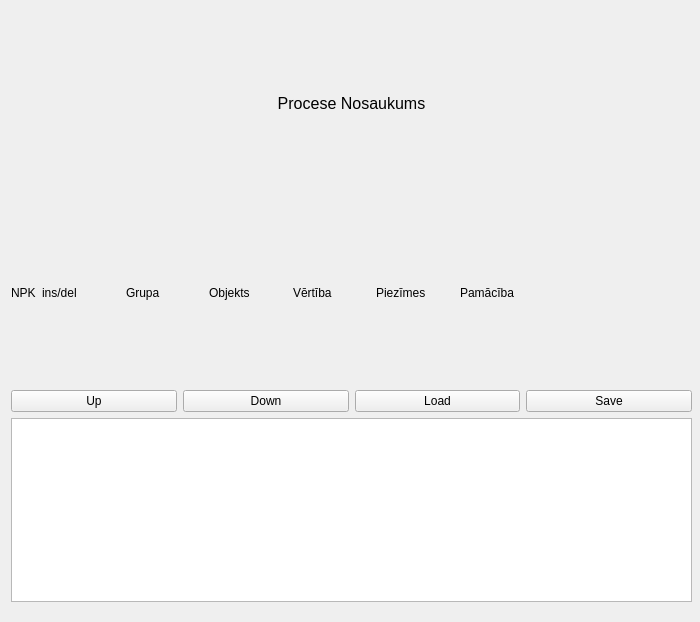
Qt form processteps.ui (kasarkonic/Sauka1) before a commit.
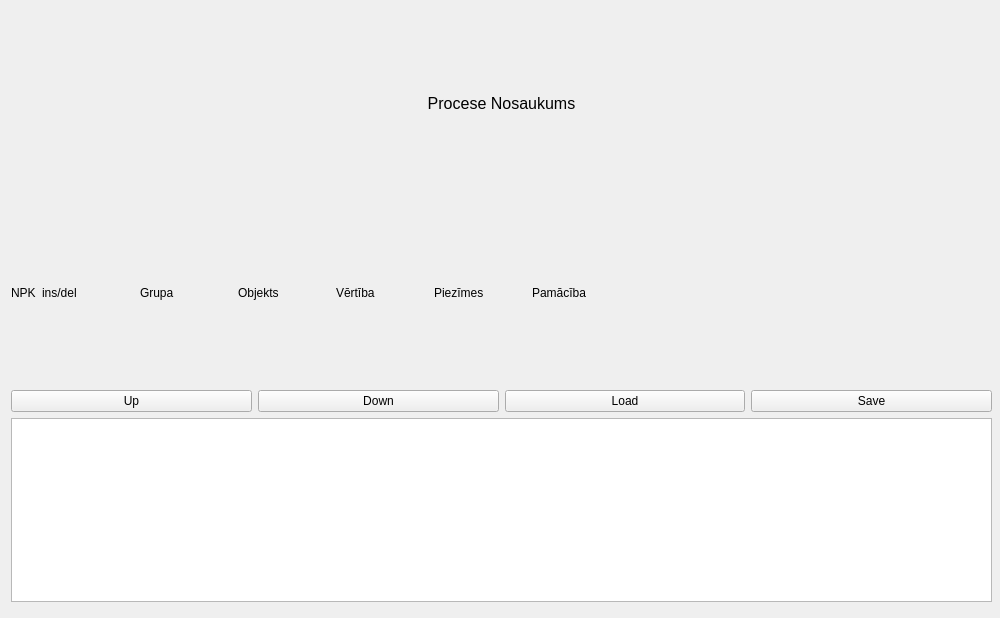
The same form after that commit.

```diff
--- a/processteps.ui
+++ b/processteps.ui
@@ -9,8 +9,8 @@
    <rect>
     <x>0</x>
     <y>0</y>
-    <width>700</width>
-    <height>622</height>
+    <width>1000</width>
+    <height>618</height>
    </rect>
   </property>
   <property name="sizePolicy">
@@ -27,8 +27,8 @@
   </property>
   <property name="maximumSize">
    <size>
-    <width>700</width>
-    <height>900</height>
+    <width>1994</width>
+    <height>1300</height>
    </size>
   </property>
   <property name="windowTitle">
@@ -39,7 +39,7 @@
     <rect>
      <x>11</x>
      <y>11</y>
-     <width>681</width>
+     <width>981</width>
      <height>591</height>
     </rect>
    </property>
@@ -67,7 +67,7 @@
      </layout>
     </item>
     <item>
-     <layout class="QHBoxLayout" name="horizontalLayout_3" stretch="0,10,10,10,10,10,30">
+     <layout class="QHBoxLayout" name="horizontalLayout_3" stretch="0,10,10,10,10,10,50">
       <item>
        <widget class="QLabel" name="label_Number">
         <property name="text">
```
